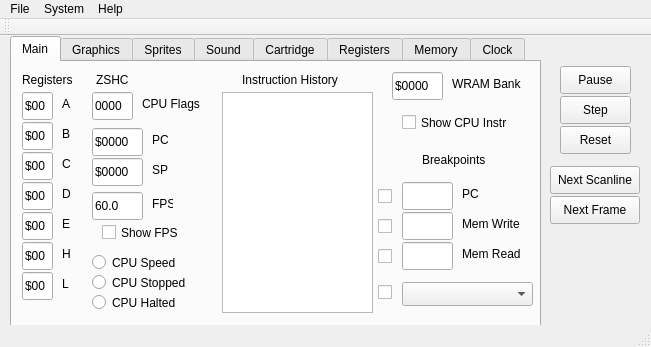
Old version of the form qtfiles/mainwindow.ui in the repository cthornsb/OtterGB.
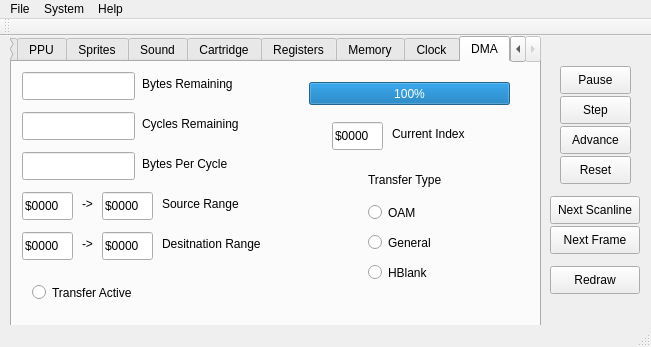
New version of the form. The open tabs and pages were chosen to show the change.

Diff of the .ui file:
```diff
--- a/qtfiles/mainwindow.ui
+++ b/qtfiles/mainwindow.ui
@@ -686,7 +686,7 @@
     </widget>
     <widget class="QWidget" name="tab_4">
      <attribute name="title">
-      <string>Graphics</string>
+      <string>PPU</string>
      </attribute>
      <widget class="QRadioButton" name="radioButton_BackgroundEnabled">
       <property name="geometry">
@@ -2454,6 +2454,324 @@
       </property>
      </widget>
     </widget>
+    <widget class="QWidget" name="tab_9">
+     <attribute name="title">
+      <string>DMA</string>
+     </attribute>
+     <widget class="QRadioButton" name="radioButton_DMA_OAM">
+      <property name="geometry">
+       <rect>
+        <x>356</x>
+        <y>140</y>
+        <width>81</width>
+        <height>21</height>
+       </rect>
+      </property>
+      <property name="text">
+       <string>OAM</string>
+      </property>
+      <property name="autoExclusive">
+       <bool>false</bool>
+      </property>
+     </widget>
+     <widget class="QRadioButton" name="radioButton_DMA_General">
+      <property name="geometry">
+       <rect>
+        <x>356</x>
+        <y>170</y>
+        <width>81</width>
+        <height>21</height>
+       </rect>
+      </property>
+      <property name="text">
+       <string>General</string>
+      </property>
+      <property name="autoExclusive">
+       <bool>false</bool>
+      </property>
+     </widget>
+     <widget class="QRadioButton" name="radioButton_DMA_HBlank">
+      <property name="geometry">
+       <rect>
+        <x>356</x>
+        <y>200</y>
+        <width>81</width>
+        <height>21</height>
+       </rect>
+      </property>
+      <property name="text">
+       <string>HBlank</string>
+      </property>
+      <property name="autoExclusive">
+       <bool>false</bool>
+      </property>
+     </widget>
+     <widget class="QLabel" name="label_62">
+      <property name="geometry">
+       <rect>
+        <x>356</x>
+        <y>110</y>
+        <width>91</width>
+        <height>16</height>
+       </rect>
+      </property>
+      <property name="text">
+       <string>Transfer Type</string>
+      </property>
+     </widget>
+     <widget class="QLineEdit" name="lineEdit_DMA_BytesRemaining">
+      <property name="geometry">
+       <rect>
+        <x>10</x>
+        <y>10</y>
+        <width>113</width>
+        <height>28</height>
+       </rect>
+      </property>
+      <property name="readOnly">
+       <bool>true</bool>
+      </property>
+     </widget>
+     <widget class="QLineEdit" name="lineEdit_DMA_CyclesRemaining">
+      <property name="geometry">
+       <rect>
+        <x>10</x>
+        <y>50</y>
+        <width>113</width>
+        <height>28</height>
+       </rect>
+      </property>
+      <property name="readOnly">
+       <bool>true</bool>
+      </property>
+     </widget>
+     <widget class="QLineEdit" name="lineEdit_DMA_BytesPerCycle">
+      <property name="geometry">
+       <rect>
+        <x>10</x>
+        <y>90</y>
+        <width>113</width>
+        <height>28</height>
+       </rect>
+      </property>
+      <property name="readOnly">
+       <bool>true</bool>
+      </property>
+     </widget>
+     <widget class="QLineEdit" name="lineEdit_DMA_SourceStart">
+      <property name="geometry">
+       <rect>
+        <x>10</x>
+        <y>130</y>
+        <width>51</width>
+        <height>28</height>
+       </rect>
+      </property>
+      <property name="text">
+       <string>$0000</string>
+      </property>
+      <property name="readOnly">
+       <bool>true</bool>
+      </property>
+     </widget>
+     <widget class="QLineEdit" name="lineEdit_DMA_DestStart">
+      <property name="geometry">
+       <rect>
+        <x>10</x>
+        <y>170</y>
+        <width>51</width>
+        <height>28</height>
+       </rect>
+      </property>
+      <property name="text">
+       <string>$0000</string>
+      </property>
+      <property name="readOnly">
+       <bool>true</bool>
+      </property>
+     </widget>
+     <widget class="QLabel" name="label_63">
+      <property name="geometry">
+       <rect>
+        <x>130</x>
+        <y>14</y>
+        <width>101</width>
+        <height>16</height>
+       </rect>
+      </property>
+      <property name="text">
+       <string>Bytes Remaining</string>
+      </property>
+     </widget>
+     <widget class="QLabel" name="label_64">
+      <property name="geometry">
+       <rect>
+        <x>130</x>
+        <y>54</y>
+        <width>111</width>
+        <height>16</height>
+       </rect>
+      </property>
+      <property name="text">
+       <string>Cycles Remaining</string>
+      </property>
+     </widget>
+     <widget class="QLabel" name="label_65">
+      <property name="geometry">
+       <rect>
+        <x>130</x>
+        <y>94</y>
+        <width>111</width>
+        <height>16</height>
+       </rect>
+      </property>
+      <property name="text">
+       <string>Bytes Per Cycle</string>
+      </property>
+     </widget>
+     <widget class="QLineEdit" name="lineEdit_DMA_DestStop">
+      <property name="geometry">
+       <rect>
+        <x>90</x>
+        <y>170</y>
+        <width>51</width>
+        <height>28</height>
+       </rect>
+      </property>
+      <property name="text">
+       <string>$0000</string>
+      </property>
+      <property name="readOnly">
+       <bool>true</bool>
+      </property>
+     </widget>
+     <widget class="QLineEdit" name="lineEdit_DMA_SourceStop">
+      <property name="geometry">
+       <rect>
+        <x>90</x>
+        <y>130</y>
+        <width>51</width>
+        <height>28</height>
+       </rect>
+      </property>
+      <property name="text">
+       <string>$0000</string>
+      </property>
+      <property name="readOnly">
+       <bool>true</bool>
+      </property>
+     </widget>
+     <widget class="QLabel" name="label_66">
+      <property name="geometry">
+       <rect>
+        <x>150</x>
+        <y>134</y>
+        <width>91</width>
+        <height>16</height>
+       </rect>
+      </property>
+      <property name="text">
+       <string>Source Range</string>
+      </property>
+     </widget>
+     <widget class="QLabel" name="label_67">
+      <property name="geometry">
+       <rect>
+        <x>150</x>
+        <y>174</y>
+        <width>121</width>
+        <height>16</height>
+       </rect>
+      </property>
+      <property name="text">
+       <string>Desitnation Range</string>
+      </property>
+     </widget>
+     <widget class="QLabel" name="label_68">
+      <property name="geometry">
+       <rect>
+        <x>70</x>
+        <y>134</y>
+        <width>16</width>
+        <height>16</height>
+       </rect>
+      </property>
+      <property name="text">
+       <string>-&gt;</string>
+      </property>
+     </widget>
+     <widget class="QLabel" name="label_69">
+      <property name="geometry">
+       <rect>
+        <x>70</x>
+        <y>174</y>
+        <width>16</width>
+        <height>16</height>
+       </rect>
+      </property>
+      <property name="text">
+       <string>-&gt;</string>
+      </property>
+     </widget>
+     <widget class="QRadioButton" name="radioButton_DMA_TransferActive">
+      <property name="geometry">
+       <rect>
+        <x>20</x>
+        <y>220</y>
+        <width>121</width>
+        <height>21</height>
+       </rect>
+      </property>
+      <property name="text">
+       <string>Transfer Active</string>
+      </property>
+      <property name="autoExclusive">
+       <bool>false</bool>
+      </property>
+     </widget>
+     <widget class="QProgressBar" name="progressBar_DMA">
+      <property name="geometry">
+       <rect>
+        <x>297</x>
+        <y>20</y>
+        <width>201</width>
+        <height>23</height>
+       </rect>
+      </property>
+      <property name="value">
+       <number>100</number>
+      </property>
+     </widget>
+     <widget class="QLineEdit" name="lineEdit_DMA_CurrentIndex">
+      <property name="geometry">
+       <rect>
+        <x>320</x>
+        <y>60</y>
+        <width>51</width>
+        <height>28</height>
+       </rect>
+      </property>
+      <property name="text">
+       <string>$0000</string>
+      </property>
+      <property name="readOnly">
+       <bool>true</bool>
+      </property>
+     </widget>
+     <widget class="QLabel" name="label_70">
+      <property name="geometry">
+       <rect>
+        <x>380</x>
+        <y>64</y>
+        <width>91</width>
+        <height>16</height>
+       </rect>
+      </property>
+      <property name="text">
+       <string>Current Index</string>
+      </property>
+     </widget>
+    </widget>
    </widget>
    <widget class="QPushButton" name="pushButton_PauseResume">
     <property name="geometry">
@@ -2485,7 +2803,7 @@
     <property name="geometry">
      <rect>
       <x>560</x>
-      <y>90</y>
+      <y>120</y>
       <width>71</width>
       <height>28</height>
      </rect>
@@ -2498,7 +2816,7 @@
     <property name="geometry">
      <rect>
       <x>550</x>
-      <y>130</y>
+      <y>160</y>
       <width>90</width>
       <height>28</height>
      </rect>
@@ -2511,7 +2829,7 @@
     <property name="geometry">
      <rect>
       <x>550</x>
-      <y>160</y>
+      <y>190</y>
       <width>90</width>
       <height>28</height>
      </rect>
@@ -2520,6 +2838,32 @@
      <string>Next Frame</string>
     </property>
    </widget>
+   <widget class="QPushButton" name="pushButton_RedrawFrame">
+    <property name="geometry">
+     <rect>
+      <x>550</x>
+      <y>230</y>
+      <width>90</width>
+      <height>28</height>
+     </rect>
+    </property>
+    <property name="text">
+     <string>Redraw</string>
+    </property>
+   </widget>
+   <widget class="QPushButton" name="pushButton_Advance">
+    <property name="geometry">
+     <rect>
+      <x>560</x>
+      <y>90</y>
+      <width>71</width>
+      <height>28</height>
+     </rect>
+    </property>
+    <property name="text">
+     <string>Advance</string>
+    </property>
+   </widget>
   </widget>
   <widget class="QMenuBar" name="menuBar">
    <property name="geometry">
```
